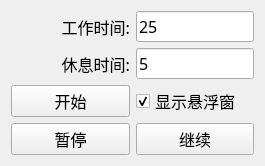
First picture: the form in pomodoro_timer/main_widget.ui, repository IceFRain/pomodoro_timer, before the edit.
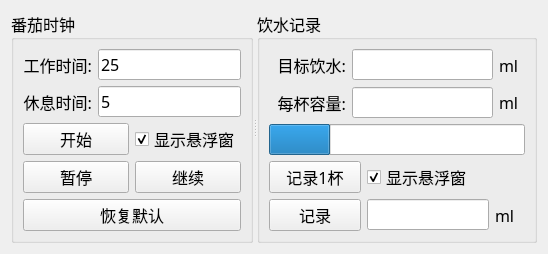
Second picture: the form after the edit.

Commit message: 添加饮水记录相关界面

Patch:
```diff
--- a/pomodoro_timer/main_widget.ui
+++ b/pomodoro_timer/main_widget.ui
@@ -6,8 +6,8 @@
    <rect>
     <x>0</x>
     <y>0</y>
-    <width>265</width>
-    <height>148</height>
+    <width>548</width>
+    <height>232</height>
    </rect>
   </property>
   <property name="font">
@@ -19,8 +19,20 @@
   <property name="windowTitle">
    <string>MainWidget</string>
   </property>
-  <layout class="QGridLayout" name="gridLayout" rowstretch="1,1,1,1" columnstretch="1,1">
-   <item row="0" column="0">
+  <layout class="QHBoxLayout" name="horizontalLayout_9">
+   <item>
+    <widget class="QSplitter" name="splitter">
+     <property name="orientation">
+      <enum>Qt::Horizontal</enum>
+     </property>
+     <widget class="QGroupBox" name="groupBox_clcok">
+      <property name="title">
+       <string>番茄时钟</string>
+      </property>
+      <layout class="QVBoxLayout" name="verticalLayout" stretch="1,1,1,1,1">
+       <item>
+        <layout class="QHBoxLayout" name="horizontalLayout" stretch="2,5">
+         <item>
     <widget class="QLabel" name="L_work_time">
      <property name="text">
       <string>工作时间:</string>
@@ -30,14 +42,18 @@
      </property>
     </widget>
    </item>
-   <item row="0" column="1">
+         <item>
     <widget class="QLineEdit" name="LE_work_time">
      <property name="text">
       <string>25</string>
      </property>
     </widget>
    </item>
-   <item row="1" column="0">
+        </layout>
+       </item>
+       <item>
+        <layout class="QHBoxLayout" name="horizontalLayout_2" stretch="2,5">
+         <item>
     <widget class="QLabel" name="L_rest_time">
      <property name="text">
       <string>休息时间:</string>
@@ -47,22 +63,26 @@
      </property>
     </widget>
    </item>
-   <item row="1" column="1">
+         <item>
     <widget class="QLineEdit" name="LE_rest_time">
      <property name="text">
       <string>5</string>
      </property>
     </widget>
    </item>
-   <item row="2" column="0">
+        </layout>
+       </item>
+       <item>
+        <layout class="QHBoxLayout" name="horizontalLayout_3" stretch="1,1">
+         <item>
     <widget class="QPushButton" name="PB_ok">
      <property name="text">
       <string>开始</string>
      </property>
     </widget>
    </item>
-   <item row="2" column="1">
-    <widget class="QCheckBox" name="CB_floating_window_show">
+         <item>
+          <widget class="QCheckBox" name="CB_time_floating_window_show">
      <property name="text">
       <string>显示悬浮窗</string>
      </property>
@@ -71,18 +91,172 @@
      </property>
     </widget>
    </item>
-   <item row="3" column="0">
+        </layout>
+       </item>
+       <item>
+        <layout class="QHBoxLayout" name="horizontalLayout_4" stretch="1,1">
+         <item>
     <widget class="QPushButton" name="PB_pause">
      <property name="text">
       <string>暂停</string>
      </property>
     </widget>
    </item>
-   <item row="3" column="1">
+         <item>
     <widget class="QPushButton" name="PB_continue">
      <property name="text">
       <string>继续</string>
      </property>
+          </widget>
+         </item>
+        </layout>
+       </item>
+       <item>
+        <widget class="QPushButton" name="PB_continue_2">
+         <property name="text">
+          <string>恢复默认</string>
+         </property>
+        </widget>
+       </item>
+      </layout>
+     </widget>
+     <widget class="QGroupBox" name="groupBox_drink">
+      <property name="title">
+       <string>饮水记录</string>
+      </property>
+      <layout class="QVBoxLayout" name="verticalLayout_2" stretch="1,1,1,1,1">
+       <item>
+        <layout class="QHBoxLayout" name="horizontalLayout_5" stretch="6,11,2">
+         <item>
+          <widget class="QLabel" name="L_drink_goal">
+           <property name="text">
+            <string>目标饮水:</string>
+           </property>
+           <property name="alignment">
+            <set>Qt::AlignRight|Qt::AlignTrailing|Qt::AlignVCenter</set>
+           </property>
+          </widget>
+         </item>
+         <item>
+          <widget class="QLineEdit" name="LE_drink_goal">
+           <property name="text">
+            <string/>
+           </property>
+          </widget>
+         </item>
+         <item>
+          <widget class="QLabel" name="L_drink_goal_ml">
+           <property name="layoutDirection">
+            <enum>Qt::LeftToRight</enum>
+           </property>
+           <property name="text">
+            <string>ml</string>
+           </property>
+           <property name="alignment">
+            <set>Qt::AlignLeading|Qt::AlignLeft|Qt::AlignVCenter</set>
+           </property>
+          </widget>
+         </item>
+        </layout>
+       </item>
+       <item>
+        <layout class="QHBoxLayout" name="horizontalLayout_6" stretch="6,11,2">
+         <item>
+          <widget class="QLabel" name="L_cup_capacity">
+           <property name="text">
+            <string>每杯容量:</string>
+           </property>
+           <property name="alignment">
+            <set>Qt::AlignRight|Qt::AlignTrailing|Qt::AlignVCenter</set>
+           </property>
+          </widget>
+         </item>
+         <item>
+          <widget class="QLineEdit" name="LE_cup_capacity">
+           <property name="text">
+            <string/>
+           </property>
+          </widget>
+         </item>
+         <item>
+          <widget class="QLabel" name="L_cup_capacity_ml">
+           <property name="layoutDirection">
+            <enum>Qt::LeftToRight</enum>
+           </property>
+           <property name="text">
+            <string>ml</string>
+           </property>
+           <property name="alignment">
+            <set>Qt::AlignLeading|Qt::AlignLeft|Qt::AlignVCenter</set>
+           </property>
+          </widget>
+         </item>
+        </layout>
+       </item>
+       <item>
+        <widget class="QProgressBar" name="B_drink">
+         <property name="value">
+          <number>24</number>
+         </property>
+         <property name="textVisible">
+          <bool>false</bool>
+         </property>
+        </widget>
+       </item>
+       <item>
+        <layout class="QHBoxLayout" name="horizontalLayout_7" stretch="7,12">
+         <item>
+          <widget class="QPushButton" name="PB_drink_record_cup">
+           <property name="text">
+            <string>记录1杯</string>
+           </property>
+          </widget>
+         </item>
+         <item>
+          <widget class="QCheckBox" name="CB_drink_floating_window_show">
+           <property name="text">
+            <string>显示悬浮窗</string>
+           </property>
+           <property name="checked">
+            <bool>true</bool>
+           </property>
+          </widget>
+         </item>
+        </layout>
+       </item>
+       <item>
+        <layout class="QHBoxLayout" name="horizontalLayout_8" stretch="3,4,1">
+         <item>
+          <widget class="QPushButton" name="PB_drink_record">
+           <property name="text">
+            <string>记录</string>
+           </property>
+          </widget>
+         </item>
+         <item>
+          <widget class="QLineEdit" name="LE_drink_record">
+           <property name="text">
+            <string/>
+           </property>
+          </widget>
+         </item>
+         <item>
+          <widget class="QLabel" name="L_drink_record_ml">
+           <property name="layoutDirection">
+            <enum>Qt::LeftToRight</enum>
+           </property>
+           <property name="text">
+            <string>ml</string>
+           </property>
+           <property name="alignment">
+            <set>Qt::AlignLeading|Qt::AlignLeft|Qt::AlignVCenter</set>
+           </property>
+          </widget>
+         </item>
+        </layout>
+       </item>
+      </layout>
+     </widget>
     </widget>
    </item>
   </layout>
```
Lines whose indentation alone changed are shown as unchanged. The commit also changes 2 other files.
